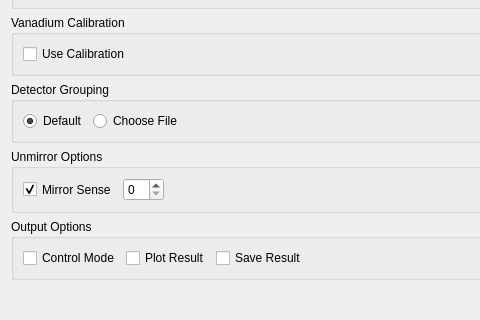
First picture: the form in MantidQt/CustomInterfaces/inc/MantidQtCustomInterfaces/Indirect/ILLEnergyTransfer.ui, repository mantidproject/mantid, before the edit; both pictures show x 0 to 480 and y 132 to 452 of the 600 by 452 pixel window.
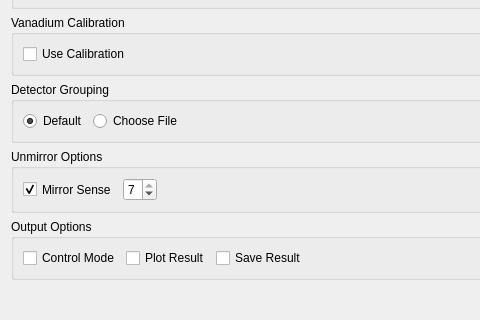
Second picture: the form after the edit. Custom widgets are drawn as their Qt base class.

Commit message: Re #16753 few adjustments in GUI

What changed in the file:
```diff
--- a/MantidQt/CustomInterfaces/inc/MantidQtCustomInterfaces/Indirect/ILLEnergyTransfer.ui
+++ b/MantidQt/CustomInterfaces/inc/MantidQtCustomInterfaces/Indirect/ILLEnergyTransfer.ui
@@ -355,6 +355,15 @@
         <property name="toolTip">
          <string>Unmirror option</string>
         </property>
+        <property name="minimum">
+         <number>0</number>
+        </property>
+        <property name="maximum">
+         <number>7</number>
+        </property>
+        <property name="value">
+         <number>7</number>
+        </property>
        </widget>
       </item>
       <item>
```
Left out of the diff: 1 changed line with no effect on the pictures. The commit also changes 1 other file.
